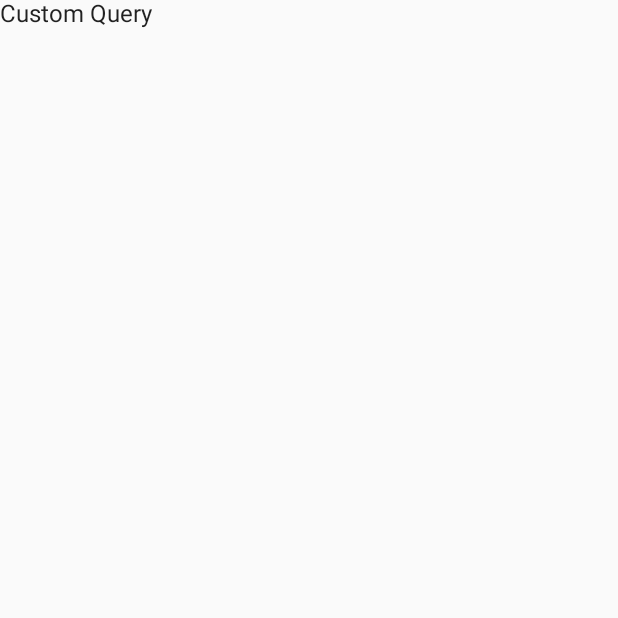
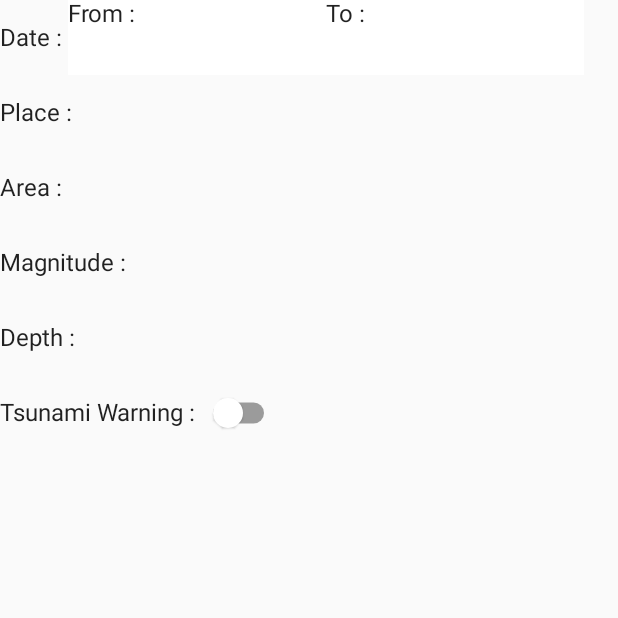
Before and after one commit to General-Wau/EarthquakeTracker, an Android app built with Jetpack Compose: the CustomQueryScreenRoute screen opened through its navigation route, on a phone screen of 412 x 824 dp, the top half of it. Before the commit the part shown is almost empty. Run offline under Robolectric (Android 15) with nearby library versions, the phone set to English and light mode, and no system bars.

Commit message:
Added a new query request and the initial field structure to the CustomQueryScreen. Deleted the MapScreen since the online link shows several map features.

```diff
--- a/app/src/main/java/com/necromyd/earthquakemonitor/Navigation.kt
+++ b/app/src/main/java/com/necromyd/earthquakemonitor/Navigation.kt
@@ -19,9 +19,6 @@ fun Navigation(viewModel: EarthquakeViewModel) {
         composable(CustomQueryScreen.route) {
             CustomQueryScreenComposable()
         }
-        composable(MapScreen.route) {
-            MapScreenComposable()
-        }
         composable(SettingsScreen.route) {
             SettingsScreenComposable()
         }
--- a/app/src/main/java/com/necromyd/earthquakemonitor/network/ApiService.kt
+++ b/app/src/main/java/com/necromyd/earthquakemonitor/network/ApiService.kt
@@ -7,6 +7,8 @@ import retrofit2.Retrofit
 import retrofit2.converter.gson.GsonConverterFactory
 import retrofit2.http.GET
 import retrofit2.http.Headers
+import retrofit2.http.Query
+import retrofit2.http.QueryMap
 
 interface ApiService {
     @Headers(
@@ -15,6 +17,13 @@ interface ApiService {
     )
     @GET("earthquakes")
     suspend fun getEarthquakes(): ResponseResult
+
+    @Headers(
+        BuildConfig.key,
+        BuildConfig.address
+    )
+    @GET("earthquakes")
+    suspend fun getCustomEarthquake(@QueryMap filter: HashMap<String,String>): ResponseResult
 
     companion object {
         var apiService: ApiService? = null
--- a/app/src/main/java/com/necromyd/earthquakemonitor/view/CustomQueryScreen.kt
+++ b/app/src/main/java/com/necromyd/earthquakemonitor/view/CustomQueryScreen.kt
@@ -1,12 +1,219 @@
 package com.necromyd.earthquakemonitor.view
 
-import androidx.compose.foundation.layout.fillMaxSize
+import androidx.compose.foundation.background
+import androidx.compose.foundation.layout.*
+import androidx.compose.foundation.text.BasicTextField
+import androidx.compose.material.Surface
+import androidx.compose.material.Switch
 import androidx.compose.material.Text
-import androidx.compose.runtime.Composable
+import androidx.compose.runtime.*
+import androidx.compose.ui.Alignment
 import androidx.compose.ui.Modifier
+import androidx.compose.ui.graphics.Color
+import androidx.compose.ui.text.InternalTextApi
+import androidx.compose.ui.text.TextStyle
+import androidx.compose.ui.text.font.FontWeight
+import androidx.compose.ui.text.input.TextFieldValue
+import androidx.compose.ui.text.style.TextDecoration
+import androidx.compose.ui.tooling.preview.Preview
+import androidx.compose.ui.unit.dp
+import androidx.compose.ui.unit.sp
 import com.necromyd.earthquakemonitor.Screen
 
 @Composable
 fun CustomQueryScreenComposable(modifier: Modifier = Modifier.fillMaxSize()) {
-    Text(text = "Custom Query")
+    Column(verticalArrangement = Arrangement.SpaceEvenly) {
+        DateField()
+        CountryField()
+        AreaField()
+        MagnitudeField()
+        DepthField()
+        TsunamiField()
+    }
+
 }
+
+@Composable
+fun DateField() {
+    var textValue by remember { mutableStateOf(TextFieldValue("")) }
+    Row(
+        modifier = Modifier
+            .fillMaxWidth()
+            .height(50.dp),
+        verticalAlignment = Alignment.CenterVertically
+    ) {
+        Text(text = "Date : ")
+        Box(Modifier.background(Color.White)){
+            Text(text = "From : ")
+            BasicTextField(
+                value = textValue,
+                modifier = Modifier
+                    .padding(16.dp),
+                textStyle = TextStyle(
+                    color = Color.Blue,
+                    fontSize = 20.sp,
+                    fontWeight = FontWeight.Bold,
+                    textDecoration = TextDecoration.Underline
+                ),
+                onValueChange = {
+                    textValue = it
+                }
+            )
+        }
+        Box(Modifier.background(Color.White)){
+            Text(text = "To : ")
+            BasicTextField(
+                value = textValue,
+                modifier = Modifier
+                    .padding(16.dp),
+                textStyle = TextStyle(
+                    color = Color.Blue,
+                    fontSize = 20.sp,
+                    fontWeight = FontWeight.Bold,
+                    textDecoration = TextDecoration.Underline
+                ),
+                onValueChange = {
+                    textValue = it
+                }
+            )
+        }
+    }
+}
+
+@Composable
+fun MagnitudeField() {
+    var textValue by remember { mutableStateOf(TextFieldValue("")) }
+    Row(
+        modifier = Modifier
+            .fillMaxWidth()
+            .height(50.dp),
+        verticalAlignment = Alignment.CenterVertically
+    ) {
+        Text(text = "Magnitude : ")
+        BasicTextField(
+            value = textValue,
+            modifier = Modifier
+                .padding(16.dp)
+                .fillMaxWidth(),
+            textStyle = TextStyle(
+                color = Color.Blue,
+                fontSize = 20.sp,
+                fontWeight = FontWeight.Bold,
+                textDecoration = TextDecoration.Underline
+            ),
+            onValueChange = {
+                textValue = it
+            }
+        )
+    }
+}
+
+@Composable
+fun CountryField() {
+    var textValue by remember { mutableStateOf(TextFieldValue("")) }
+    Row(
+        modifier = Modifier
+            .fillMaxWidth()
+            .height(50.dp),
+        verticalAlignment = Alignment.CenterVertically
+    ) {
+        Text(text = "Place : ")
+        BasicTextField(
+            value = textValue,
+            modifier = Modifier
+                .padding(16.dp)
+                .fillMaxWidth(),
+            textStyle = TextStyle(
+                color = Color.Blue,
+                fontSize = 20.sp,
+                fontWeight = FontWeight.Bold,
+                textDecoration = TextDecoration.Underline
+            ),
+            onValueChange = {
+                textValue = it
+            }
+        )
+    }
+}
+
+@Composable
+fun TsunamiField() {
+    var textValue by remember { mutableStateOf(TextFieldValue("")) }
+    val checkedState = remember { mutableStateOf(false) }
+    Row(
+        modifier = Modifier
+            .fillMaxWidth()
+            .height(50.dp),
+        verticalAlignment = Alignment.CenterVertically
+    ) {
+        Text(text = "Tsunami Warning : ")
+        Switch(
+            checked = checkedState.value,
+            onCheckedChange = { checkedState.value = it }
+        )
+
+    }
+}
+
+@Composable
+fun DepthField() {
+    var textValue by remember { mutableStateOf(TextFieldValue("")) }
+    Row(
+        modifier = Modifier
+            .fillMaxWidth()
+            .height(50.dp),
+        verticalAlignment = Alignment.CenterVertically
+    ) {
+        Text(text = "Depth : ")
+        BasicTextField(
+            value = textValue,
+            modifier = Modifier
+                .padding(16.dp)
+                .fillMaxWidth(),
+            textStyle = TextStyle(
+                color = Color.Blue,
+                fontSize = 20.sp,
+                fontWeight = FontWeight.Bold,
+                textDecoration = TextDecoration.Underline
+            ),
+            onValueChange = {
+                textValue = it
+            }
+        )
+    }
+}
+
+@Composable
+fun AreaField() {
+    var textValue by remember { mutableStateOf(TextFieldValue("")) }
+    Row(
+        modifier = Modifier
+            .fillMaxWidth()
+            .height(50.dp),
+        verticalAlignment = Alignment.CenterVertically
+    ) {
+        Text(text = "Area : ")
+        BasicTextField(
+            value = textValue,
+            modifier = Modifier
+                .padding(16.dp)
+                .fillMaxWidth(),
+            textStyle = TextStyle(
+                color = Color.Blue,
+                fontSize = 20.sp,
+                fontWeight = FontWeight.Bold,
+                textDecoration = TextDecoration.Underline
+            ),
+            onValueChange = {
+                textValue = it
+            }
+        )
+    }
+}
+
+
+@Preview
+@Composable
+fun previewCustom() {
+    CustomQueryScreenComposable()
+}
--- a/app/src/main/java/com/necromyd/earthquakemonitor/view/MapScreen.kt
+++ /dev/null
@@ -1,11 +0,0 @@
-package com.necromyd.earthquakemonitor.view
-
-import androidx.compose.foundation.layout.fillMaxSize
-import androidx.compose.material.Text
-import androidx.compose.runtime.Composable
-import androidx.compose.ui.Modifier
-
-@Composable
-fun MapScreenComposable(modifier: Modifier = Modifier.fillMaxSize()) {
-    Text(text = "MapScreen")
-}
--- a/app/src/main/java/com/necromyd/earthquakemonitor/viewmodel/EarthquakeViewModel.kt
+++ b/app/src/main/java/com/necromyd/earthquakemonitor/viewmodel/EarthquakeViewModel.kt
@@ -18,10 +18,23 @@ import kotlin.reflect.KProperty
 class EarthquakeViewModel : ViewModel() {
 
     val stateList = mutableStateListOf<Earthquake>()
+    val customList = mutableStateListOf<Earthquake>()
 
     init {
         viewModelScope.launch {
             getEarthquakeList()
+        }
+    }
+
+    private fun getCustomEarthquake(filter: HashMap<String, String>){
+        viewModelScope.launch {
+            val apiService = ApiService.getInstance()
+            try {
+                val response = apiService.getCustomEarthquake(filter)
+                customList.addAll(response.data)
+            }catch (e: Exception){
+
+            }
         }
     }
 
@@ -39,7 +52,5 @@ class EarthquakeViewModel : ViewModel() {
         }
     }
 
-//    fun saveEarthquake(earthquake: Earthquake) {
-//        savedEarthquakeList.add(earthquake)
-//    }
+
 }
```
